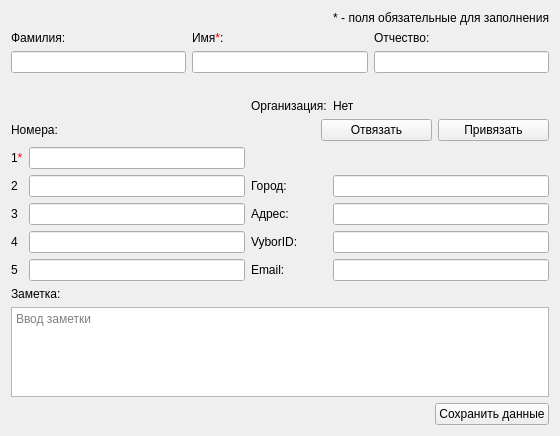
Qt form AddContactDialog.ui (okostynchuk/Outcall) before a commit.
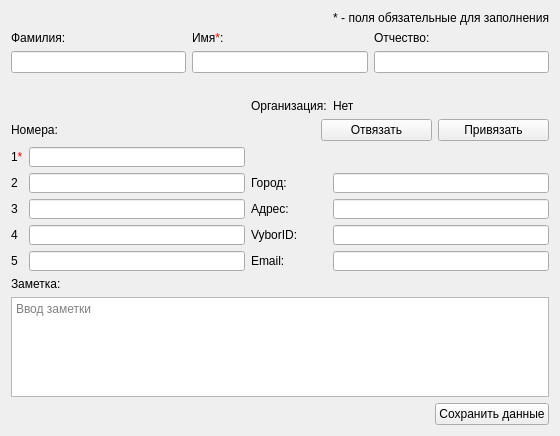
The same form after that commit. Icons and pictures are not drawn.

Patch:
```diff
--- a/AddContactDialog.ui
+++ b/AddContactDialog.ui
@@ -264,6 +264,12 @@
      </item>
      <item row="2" column="1">
       <widget class="QLineEdit" name="firstNumber">
+       <property name="minimumSize">
+        <size>
+         <width>0</width>
+         <height>20</height>
+        </size>
+       </property>
        <property name="focusPolicy">
         <enum>Qt::StrongFocus</enum>
        </property>
@@ -278,6 +284,12 @@
      </item>
      <item row="3" column="1">
       <widget class="QLineEdit" name="secondNumber">
+       <property name="minimumSize">
+        <size>
+         <width>0</width>
+         <height>20</height>
+        </size>
+       </property>
        <property name="focusPolicy">
         <enum>Qt::StrongFocus</enum>
        </property>
@@ -295,6 +307,12 @@
      </item>
      <item row="3" column="3">
       <widget class="QLineEdit" name="city">
+       <property name="minimumSize">
+        <size>
+         <width>0</width>
+         <height>20</height>
+        </size>
+       </property>
        <property name="focusPolicy">
         <enum>Qt::StrongFocus</enum>
        </property>
@@ -309,6 +327,12 @@
      </item>
      <item row="4" column="1">
       <widget class="QLineEdit" name="thirdNumber">
+       <property name="minimumSize">
+        <size>
+         <width>0</width>
+         <height>20</height>
+        </size>
+       </property>
        <property name="focusPolicy">
         <enum>Qt::StrongFocus</enum>
        </property>
@@ -326,6 +350,12 @@
      </item>
      <item row="4" column="3">
       <widget class="QLineEdit" name="address">
+       <property name="minimumSize">
+        <size>
+         <width>0</width>
+         <height>20</height>
+        </size>
+       </property>
        <property name="focusPolicy">
         <enum>Qt::StrongFocus</enum>
        </property>
@@ -340,6 +370,12 @@
      </item>
      <item row="5" column="1">
       <widget class="QLineEdit" name="fourthNumber">
+       <property name="minimumSize">
+        <size>
+         <width>0</width>
+         <height>20</height>
+        </size>
+       </property>
        <property name="focusPolicy">
         <enum>Qt::StrongFocus</enum>
        </property>
@@ -357,6 +393,12 @@
      </item>
      <item row="5" column="3">
       <widget class="QLineEdit" name="vyborId">
+       <property name="minimumSize">
+        <size>
+         <width>0</width>
+         <height>20</height>
+        </size>
+       </property>
        <property name="focusPolicy">
         <enum>Qt::StrongFocus</enum>
        </property>
@@ -371,6 +413,12 @@
      </item>
      <item row="6" column="1">
       <widget class="QLineEdit" name="fifthNumber">
+       <property name="minimumSize">
+        <size>
+         <width>0</width>
+         <height>20</height>
+        </size>
+       </property>
        <property name="focusPolicy">
         <enum>Qt::StrongFocus</enum>
        </property>
@@ -388,6 +436,12 @@
      </item>
      <item row="6" column="3">
       <widget class="QLineEdit" name="email">
+       <property name="minimumSize">
+        <size>
+         <width>0</width>
+         <height>20</height>
+        </size>
+       </property>
        <property name="focusPolicy">
         <enum>Qt::StrongFocus</enum>
        </property>
```
